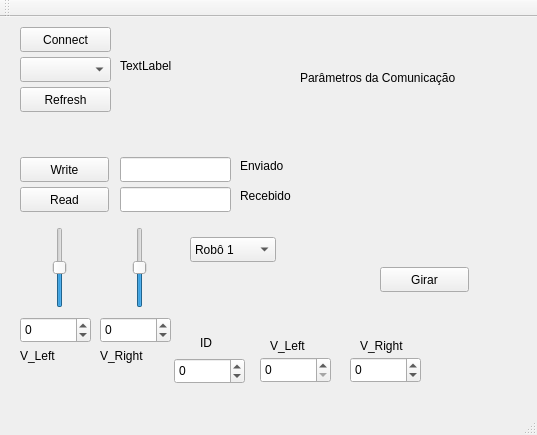
Above: mainwindow.ui from David1340/Comunicacao_LambeSujo before the change. Below: the same form after it.
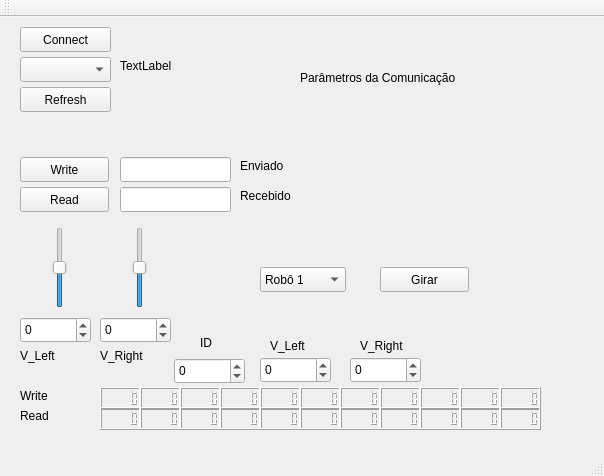
That is the form after the change.

Commit message: Comunicacao.pro.user

What changed in the file:
```diff
--- a/mainwindow.ui
+++ b/mainwindow.ui
@@ -6,8 +6,8 @@
    <rect>
     <x>0</x>
     <y>0</y>
-    <width>537</width>
-    <height>435</height>
+    <width>604</width>
+    <height>476</height>
    </rect>
   </property>
   <property name="windowTitle">
@@ -259,8 +259,8 @@
    <widget class="QComboBox" name="Select_Robot">
     <property name="geometry">
      <rect>
-      <x>190</x>
-      <y>220</y>
+      <x>260</x>
+      <y>250</y>
       <width>86</width>
       <height>25</height>
      </rect>
@@ -339,6 +339,12 @@
       <height>26</height>
      </rect>
     </property>
+    <property name="minimum">
+     <number>-100</number>
+    </property>
+    <property name="maximum">
+     <number>100</number>
+    </property>
    </widget>
    <widget class="QLabel" name="label_6">
     <property name="geometry">
@@ -379,6 +385,252 @@
      <string>V_Right</string>
     </property>
    </widget>
+   <widget class="QLCDNumber" name="lcdNumber_id">
+    <property name="geometry">
+     <rect>
+      <x>100</x>
+      <y>370</y>
+      <width>41</width>
+      <height>23</height>
+     </rect>
+    </property>
+   </widget>
+   <widget class="QLabel" name="label_9">
+    <property name="geometry">
+     <rect>
+      <x>20</x>
+      <y>370</y>
+      <width>67</width>
+      <height>17</height>
+     </rect>
+    </property>
+    <property name="text">
+     <string>Write</string>
+    </property>
+   </widget>
+   <widget class="QLabel" name="label_10">
+    <property name="geometry">
+     <rect>
+      <x>20</x>
+      <y>390</y>
+      <width>67</width>
+      <height>17</height>
+     </rect>
+    </property>
+    <property name="text">
+     <string>Read</string>
+    </property>
+   </widget>
+   <widget class="QLCDNumber" name="lcdNumber_L1">
+    <property name="geometry">
+     <rect>
+      <x>140</x>
+      <y>370</y>
+      <width>41</width>
+      <height>23</height>
+     </rect>
+    </property>
+   </widget>
+   <widget class="QLCDNumber" name="lcdNumber_R1">
+    <property name="geometry">
+     <rect>
+      <x>180</x>
+      <y>370</y>
+      <width>41</width>
+      <height>23</height>
+     </rect>
+    </property>
+   </widget>
+   <widget class="QLCDNumber" name="lcdNumber_L2">
+    <property name="geometry">
+     <rect>
+      <x>220</x>
+      <y>370</y>
+      <width>41</width>
+      <height>23</height>
+     </rect>
+    </property>
+   </widget>
+   <widget class="QLCDNumber" name="lcdNumber_R2">
+    <property name="geometry">
+     <rect>
+      <x>260</x>
+      <y>370</y>
+      <width>41</width>
+      <height>23</height>
+     </rect>
+    </property>
+   </widget>
+   <widget class="QLCDNumber" name="lcdNumber_L3">
+    <property name="geometry">
+     <rect>
+      <x>300</x>
+      <y>370</y>
+      <width>41</width>
+      <height>23</height>
+     </rect>
+    </property>
+   </widget>
+   <widget class="QLCDNumber" name="lcdNumber_R3">
+    <property name="geometry">
+     <rect>
+      <x>340</x>
+      <y>370</y>
+      <width>41</width>
+      <height>23</height>
+     </rect>
+    </property>
+   </widget>
+   <widget class="QLCDNumber" name="lcdNumber_L4">
+    <property name="geometry">
+     <rect>
+      <x>380</x>
+      <y>370</y>
+      <width>41</width>
+      <height>23</height>
+     </rect>
+    </property>
+   </widget>
+   <widget class="QLCDNumber" name="lcdNumber_R4">
+    <property name="geometry">
+     <rect>
+      <x>420</x>
+      <y>370</y>
+      <width>41</width>
+      <height>23</height>
+     </rect>
+    </property>
+   </widget>
+   <widget class="QLCDNumber" name="lcdNumber_L5">
+    <property name="geometry">
+     <rect>
+      <x>460</x>
+      <y>370</y>
+      <width>41</width>
+      <height>23</height>
+     </rect>
+    </property>
+   </widget>
+   <widget class="QLCDNumber" name="lcdNumber_R5">
+    <property name="geometry">
+     <rect>
+      <x>500</x>
+      <y>370</y>
+      <width>41</width>
+      <height>23</height>
+     </rect>
+    </property>
+   </widget>
+   <widget class="QLCDNumber" name="lcdNumber_id_r">
+    <property name="geometry">
+     <rect>
+      <x>100</x>
+      <y>390</y>
+      <width>41</width>
+      <height>23</height>
+     </rect>
+    </property>
+   </widget>
+   <widget class="QLCDNumber" name="lcdNumber_L1_r">
+    <property name="geometry">
+     <rect>
+      <x>140</x>
+      <y>390</y>
+      <width>41</width>
+      <height>23</height>
+     </rect>
+    </property>
+   </widget>
+   <widget class="QLCDNumber" name="lcdNumber_R1_r">
+    <property name="geometry">
+     <rect>
+      <x>180</x>
+      <y>390</y>
+      <width>41</width>
+      <height>23</height>
+     </rect>
+    </property>
+   </widget>
+   <widget class="QLCDNumber" name="lcdNumber_L2_r">
+    <property name="geometry">
+     <rect>
+      <x>220</x>
+      <y>390</y>
+      <width>41</width>
+      <height>23</height>
+     </rect>
+    </property>
+   </widget>
+   <widget class="QLCDNumber" name="lcdNumber_R2_r">
+    <property name="geometry">
+     <rect>
+      <x>260</x>
+      <y>390</y>
+      <width>41</width>
+      <height>23</height>
+     </rect>
+    </property>
+   </widget>
+   <widget class="QLCDNumber" name="lcdNumber_L3_r">
+    <property name="geometry">
+     <rect>
+      <x>300</x>
+      <y>390</y>
+      <width>41</width>
+      <height>23</height>
+     </rect>
+    </property>
+   </widget>
+   <widget class="QLCDNumber" name="lcdNumber_R3_r">
+    <property name="geometry">
+     <rect>
+      <x>340</x>
+      <y>390</y>
+      <width>41</width>
+      <height>23</height>
+     </rect>
+    </property>
+   </widget>
+   <widget class="QLCDNumber" name="lcdNumber_L4_r">
+    <property name="geometry">
+     <rect>
+      <x>380</x>
+      <y>390</y>
+      <width>41</width>
+      <height>23</height>
+     </rect>
+    </property>
+   </widget>
+   <widget class="QLCDNumber" name="lcdNumber_R4_r">
+    <property name="geometry">
+     <rect>
+      <x>420</x>
+      <y>390</y>
+      <width>41</width>
+      <height>23</height>
+     </rect>
+    </property>
+   </widget>
+   <widget class="QLCDNumber" name="lcdNumber_L5_r">
+    <property name="geometry">
+     <rect>
+      <x>460</x>
+      <y>390</y>
+      <width>41</width>
+      <height>23</height>
+     </rect>
+    </property>
+   </widget>
+   <widget class="QLCDNumber" name="lcdNumber_R5_r">
+    <property name="geometry">
+     <rect>
+      <x>500</x>
+      <y>390</y>
+      <width>41</width>
+      <height>23</height>
+     </rect>
+    </property>
+   </widget>
   </widget>
   <widget class="QMenuBar" name="menuBar">
    <property name="geometry">
```
Left out of the diff: 6 changed lines with no effect on the pictures. The commit also changes 2 other files.
